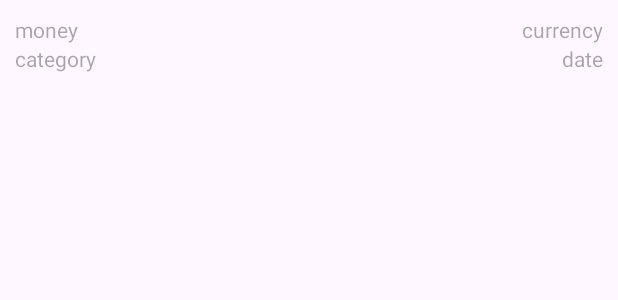
After one commit to harouzie/midterm, an Android app: the layout transactionlist_item.xml on its own in the app's theme, with its tools: preview values and no code run, on a phone screen of 412 x 824 dp. The commit adds this screen. Shown: the top 300 px of the screen. Run offline under Robolectric (Android 15) with nearby library versions, the phone set to English and light mode, and no system bars.

Commit message:
[DEV] RecyclerView(RCV) Implementation - Transaction.java: complete properties, add setters & getters - TransactionCategory.java: category for Transaction - transactionlist_item.xml: row xml for RCView - TransactionListAdapter.java: data adapter for RCView

```diff
--- /dev/null
+++ b/app/src/main/res/layout/transactionlist_item.xml
@@ -0,0 +1,36 @@
+<?xml version="1.0" encoding="utf-8"?>
+<RelativeLayout xmlns:android="http://schemas.android.com/apk/res/android"
+    android:layout_width="match_parent"
+    android:layout_height="wrap_content"
+    android:padding="10dp">
+
+    <TextView
+        android:id="@+id/money_row"
+        android:layout_width="wrap_content"
+        android:layout_height="wrap_content"
+        android:hint="money"/>
+
+    <TextView
+        android:id="@+id/category_row"
+        android:layout_width="wrap_content"
+        android:layout_height="wrap_content"
+        android:hint="category"
+        android:layout_below="@id/money_row"/>
+
+    <TextView
+        android:id="@+id/currency_row"
+        android:layout_width="wrap_content"
+        android:layout_height="wrap_content"
+        android:layout_alignParentRight="true"
+        android:layout_marginRight="0dp"
+        android:hint="currency"/>
+
+    <TextView
+        android:id="@+id/date_row"
+        android:layout_width="wrap_content"
+        android:layout_height="wrap_content"
+        android:layout_alignParentRight="true"
+        android:layout_below="@id/currency_row"
+        android:layout_marginRight="0dp"
+        android:hint="date"/>
+</RelativeLayout>
--- /dev/null
+++ b/app/src/main/res/values-night/strings.xml
@@ -0,0 +1,4 @@
+<?xml version="1.0" encoding="utf-8"?>
+<resources>
+    <string name="dd_mm_yyyy">dd:mm:yyyy</string>
+</resources>
--- a/app/src/main/res/values/strings.xml
+++ b/app/src/main/res/values/strings.xml
@@ -8,4 +8,5 @@
     <string name="selectedDate" translatable="false">MM/DD/YYYY</string>
     <string name="expenses">Total expenses:</string>
     <string name="expListTitle">List of expenses:</string>
+    <string name="dd_mm_yyyy">dd:mm:yyyy</string>
 </resources>
```
Also changed, not shown: app/src/main/java/tdtu/fit/hrz/midterm/MainActivity.java (+30 -1 lines), app/src/main/java/tdtu/fit/hrz/midterm/TransactionListAdapter.java (added, +77 -0 lines), app/src/main/java/tdtu/fit/hrz/midterm/entity/Transaction.java (+53 -1 lines), app/src/main/java/tdtu/fit/hrz/midterm/entity/TransactionCategory.java (added, +13 -0 lines), 1 other file.
